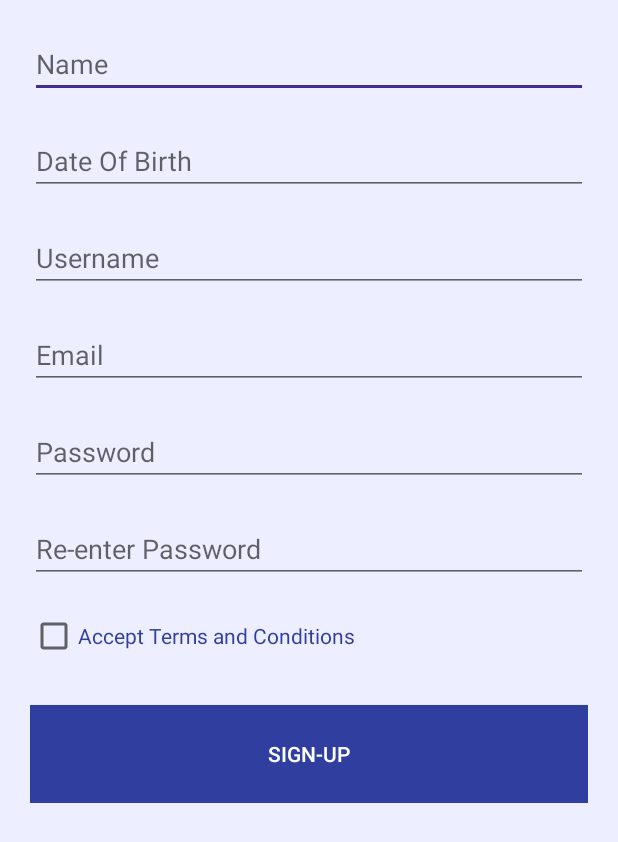
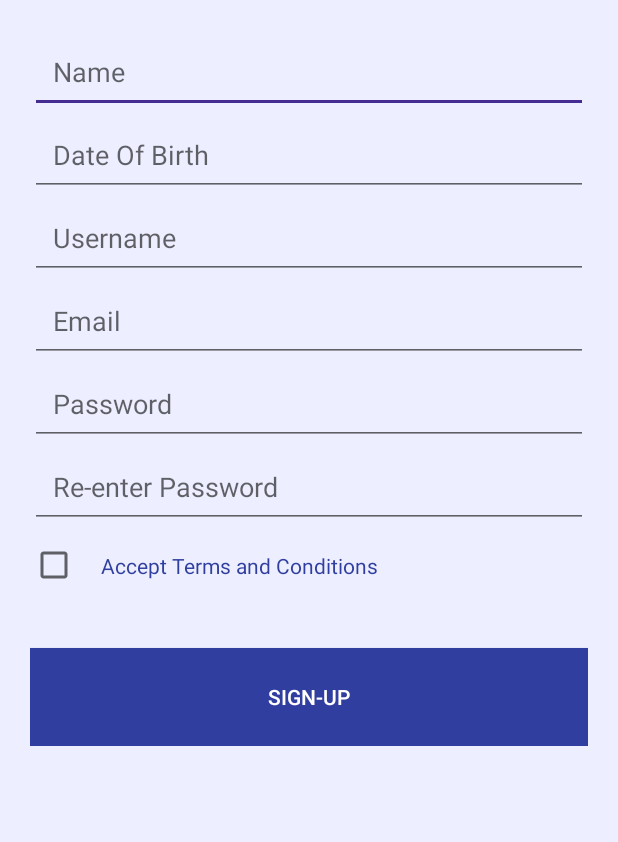
Before and after one commit to harasaurus/Survey, an Android app: the SignupActivity screen opened directly, with no data from a screen before it, on a phone screen of 412 x 824 dp. Shown: the top 842 px of the screen. Run offline under Robolectric (Android 15) with nearby library versions, the phone set to English and light mode, and no system bars.

Commit message:
Update SHR 1

```diff
--- a/app/src/main/AndroidManifest.xml
+++ b/app/src/main/AndroidManifest.xml
@@ -36,6 +36,7 @@
             android:name=".TravelActivity"
             android:label="Travel"
             android:theme="@style/AppInside" />
+
         <activity
             android:name=".LifestyleActivity"
             android:label="Life Style"
--- a/app/src/main/java/com/ops/newsurvey/TravelActivity.java
+++ b/app/src/main/java/com/ops/newsurvey/TravelActivity.java
@@ -31,7 +31,7 @@ public class TravelActivity extends AppCompatActivity {
         questions.add(new Question("Travel Question 10",opt));
 
         QuestionAdapter Adapter=new QuestionAdapter(this,questions);
-        ListView listView=(ListView) findViewById(R.id.polList);
+        ListView listView=(ListView) findViewById(R.id.traList);
         listView.setAdapter(Adapter);
     }
 }
--- a/app/src/main/res/layout/activity_signup.xml
+++ b/app/src/main/res/layout/activity_signup.xml
@@ -18,37 +18,27 @@
         android:inputType="textPersonName"
         android:layout_width="match_parent"
         android:layout_height="wrap_content"
-        android:hint="Name"/>
-    <TextView
-        android:id="@+id/nameWarning"
-        android:layout_width="match_parent"
-        android:layout_height="wrap_content"
-        android:textColor="#ff0000" />
+        android:hint="Name"
+        android:padding="15dp"
+        />
+
 
     <EditText
         android:id="@+id/DOB"
         android:inputType="date"
         android:layout_width="match_parent"
         android:layout_height="wrap_content"
-        android:hint="Date Of Birth"/>
-
-    <TextView
-        android:id="@+id/DOBWarning"
-        android:layout_width="match_parent"
-        android:layout_height="wrap_content"
-        android:textColor="#ff0000"/>
+        android:hint="Date Of Birth"
+        android:padding="15dp"/>
 
 
     <EditText
         android:id="@+id/username"
         android:layout_width="match_parent"
         android:layout_height="wrap_content"
-        android:hint="Username"/>
-    <TextView
-        android:id="@+id/usernameWarning"
-        android:layout_width="match_parent"
-        android:layout_height="wrap_content"
-        android:textColor="#ff0000"/>
+        android:hint="Username"
+        android:padding="15dp"/>
+
 
 
     <EditText
@@ -56,12 +46,8 @@
         android:inputType="textEmailAddress"
         android:layout_width="match_parent"
         android:layout_height="wrap_content"
-        android:hint="Email"/>
-    <TextView
-        android:id="@+id/emailWarning"
-        android:layout_width="match_parent"
-        android:layout_height="wrap_content"
-        android:textColor="#ff0000"/>
+        android:hint="Email"
+        android:padding="15dp"/>
 
 
     <EditText
@@ -69,12 +55,8 @@
         android:inputType="textPassword"
         android:layout_width="match_parent"
         android:layout_height="wrap_content"
-        android:hint="Password"/>
-    <TextView
-        android:id="@+id/passwordWarning"
-        android:layout_width="match_parent"
-        android:layout_height="wrap_content"
-        android:textColor="#ff0000"/>
+        android:hint="Password"
+        android:padding="15dp"/>
 
 
     <EditText
@@ -82,12 +64,8 @@
         android:inputType="textPassword"
         android:layout_width="match_parent"
         android:layout_height="wrap_content"
-        android:hint="Re-enter Password"/>
-    <TextView
-        android:id="@+id/repasswordWarning"
-        android:layout_width="match_parent"
-        android:layout_height="wrap_content"
-        android:textColor="#ff0000"/>
+        android:hint="Re-enter Password"
+        android:padding="15dp"/>
 
 
     <CheckBox
@@ -95,7 +73,8 @@
         android:layout_width="match_parent"
         android:layout_height="wrap_content"
         android:text="Accept Terms and Conditions"
-        android:textColor="@color/colorPrimaryDark"/>
+        android:textColor="@color/colorPrimaryDark"
+        android:padding="15dp"/>
 
     <Button
 
```
Also changed, not shown: app/src/main/java/com/ops/newsurvey/LoginActivity.java (+37 -7 lines), app/src/main/java/com/ops/newsurvey/SignupActivity.java (+76 -27 lines), app/src/main/res/layout/activity_login.xml (+2 -8 lines), app/src/main/res/layout/welcome_slide1.xml (+1 -33 lines), 1 other file.
